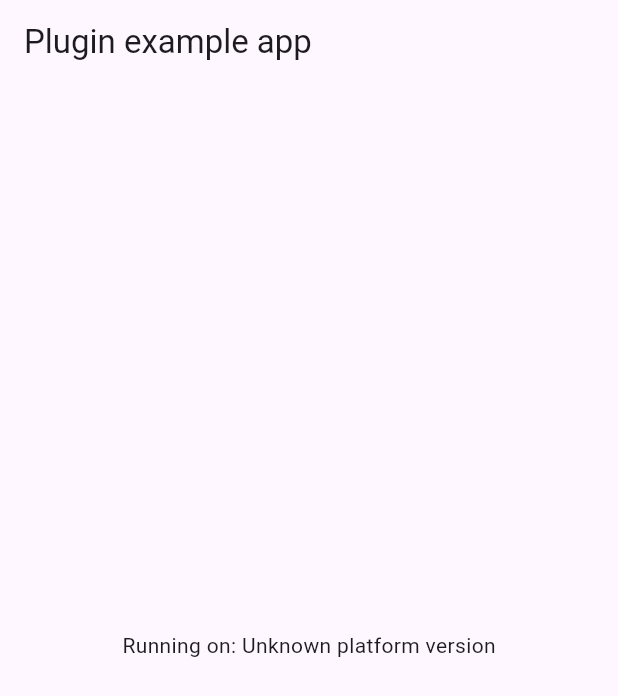
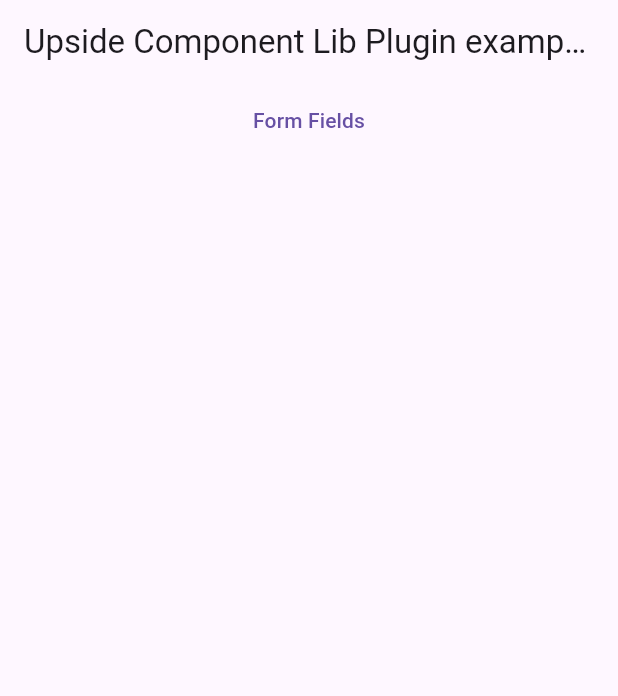
Before and after one commit to Upside-Solutions-Pvt-Ltd/upside_component_lib, a Flutter app: the screen it shows after launch, on a phone screen of 412 x 824 dp. Shown: the top 696 px of the screen. Run offline on Flutter 3.47's test engine with Material 3 defaults, Android fonts, the phone set to English and light mode, and no system bars; our stand-ins replace plugin_platform_interface, web.

Commit message:
Initial form implementation

```diff
--- a/example/lib/main.dart
+++ b/example/lib/main.dart
@@ -3,6 +3,7 @@ import 'dart:async';
 
 import 'package:flutter/services.dart';
 import 'package:upside_component_lib/upside_component_lib.dart';
+import 'package:upside_component_lib_example/component/form_field_screen.dart';
 
 void main() {
   runApp(const MyApp());
@@ -16,46 +17,36 @@ class MyApp extends StatefulWidget {
 }
 
 class _MyAppState extends State<MyApp> {
-  String _platformVersion = 'Unknown';
-  final _upsideComponentLibPlugin = UpsideComponentLib();
-
   @override
   void initState() {
     super.initState();
-    initPlatformState();
-  }
-
-  // Platform messages are asynchronous, so we initialize in an async method.
-  Future<void> initPlatformState() async {
-    String platformVersion;
-    // Platform messages may fail, so we use a try/catch PlatformException.
-    // We also handle the message potentially returning null.
-    try {
-      platformVersion =
-          await _upsideComponentLibPlugin.getPlatformVersion() ?? 'Unknown platform version';
-    } on PlatformException {
-      platformVersion = 'Failed to get platform version.';
-    }
-
-    // If the widget was removed from the tree while the asynchronous platform
-    // message was in flight, we want to discard the reply rather than calling
-    // setState to update our non-existent appearance.
-    if (!mounted) return;
-
-    setState(() {
-      _platformVersion = platformVersion;
-    });
   }
 
   @override
   Widget build(BuildContext context) {
-    return MaterialApp(
-      home: Scaffold(
-        appBar: AppBar(
-          title: const Text('Plugin example app'),
-        ),
-        body: Center(
-          child: Text('Running on: $_platformVersion\n'),
+    return MaterialApp(home: LandingScreen());
+  }
+}
+
+class LandingScreen extends StatelessWidget {
+  @override
+  Widget build(BuildContext context) {
+    return Scaffold(
+      appBar: AppBar(
+        title: const Text('Upside Component Lib Plugin example app'),
+      ),
+      body: Center(
+        child: Column(
+          children: [
+            TextButton(
+              onPressed: () {
+                Navigator.of(context).push(
+                  MaterialPageRoute(builder: (context) => FormFieldScreen()),
+                );
+              },
+              child: Text("Form Fields"),
+            ),
+          ],
         ),
       ),
     );
```
Also changed, not shown: example/lib/component/form_field_screen.dart (added, +27 -0 lines), lib/ui/component/form/base_text_input_field.dart (added, +25 -0 lines), lib/ui/component/form/upside_text_input_field.dart (added, +10 -0 lines), 13 other files.
